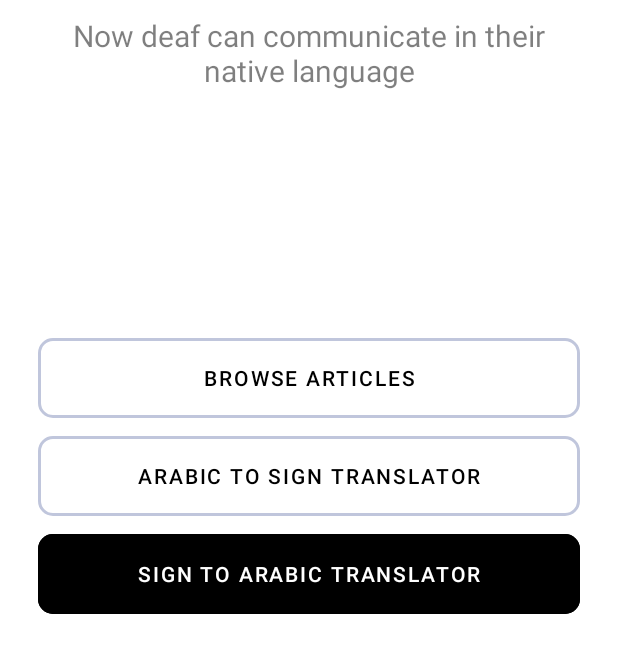
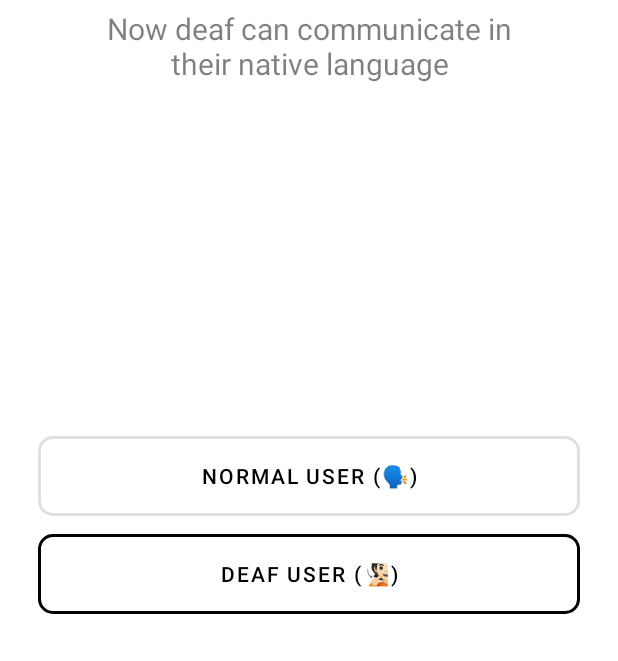
Before and after one commit to typ-AhmedSleem/HandTalk, an Android app: the screen it shows after launch (WelcomeActivity), on a phone screen of 412 x 824 dp, the part 575-1236 px from its top. Run offline under Robolectric (Android 15) with nearby library versions, the phone set to English and light mode, and no system bars.

Commit message:
impr: implemented normal or deaf UI and made some improvements in code

```diff
--- a/app/src/main/AndroidManifest.xml
+++ b/app/src/main/AndroidManifest.xml
@@ -38,10 +38,6 @@
             android:exported="true" />
 
         <activity
-            android:name=".ui.activities.HomeActivity"
-            android:exported="true" />
-
-        <activity
             android:name=".ui.a2s.Arabic2SignTranslationHistoryActivity"
             android:exported="true" />
 
--- a/app/src/main/java/com/typ/handtalk/ui/activities/WelcomeActivity.kt
+++ b/app/src/main/java/com/typ/handtalk/ui/activities/WelcomeActivity.kt
@@ -2,8 +2,12 @@ package com.typ.handtalk.ui.activities
 
 import android.content.Intent
 import android.os.Bundle
+import android.view.View
+import androidx.activity.OnBackPressedCallback
 import androidx.appcompat.app.AppCompatActivity
 import androidx.appcompat.app.AppCompatDelegate
+import androidx.core.content.res.ResourcesCompat
+import com.typ.handtalk.R
 import com.typ.handtalk.core.perms.PermissionHelper
 import com.typ.handtalk.core.perms.RequestRequiredPermissionsContract
 import com.typ.handtalk.databinding.ActivityWelcomeBinding
@@ -11,6 +15,18 @@ import com.typ.handtalk.ui.a2s.Arabic2SignTranslationHistoryActivity
 import com.typ.handtalk.ui.articles.ArticlesActivity
 
 class WelcomeActivity : AppCompatActivity() {
+
+    private lateinit var binding: ActivityWelcomeBinding
+    private var isShowingNormalLayout = false
+
+    private val onBackPressedCallback = object : OnBackPressedCallback(true) {
+        override fun handleOnBackPressed() {
+            if (isShowingNormalLayout) {
+                isShowingNormalLayout = false
+                showNormalOrDeafLayout()
+            }
+        }
+    }
 
     override fun onCreate(savedInstanceState: Bundle?) {
         AppCompatDelegate.setDefaultNightMode(AppCompatDelegate.MODE_NIGHT_NO)
@@ -20,10 +36,13 @@ class WelcomeActivity : AppCompatActivity() {
         val reqPermsLauncher = registerForActivityResult(RequestRequiredPermissionsContract()) {
             if (it) startActivity(Intent(this, LiveSignTranslatorActivity::class.java))
         }
-        with(ActivityWelcomeBinding.inflate(layoutInflater)) {
+        // * Init UI
+        binding = ActivityWelcomeBinding.inflate(layoutInflater)
+        with(binding) {
             setContentView(root)
+            showNormalOrDeafLayout()
             // * Init click listeners
-            btnStartApp.setOnClickListener {
+            btnSign2Arabic.setOnClickListener {
                 if (PermissionHelper.requiredPermissionsGranted(this@WelcomeActivity)) {
                     startActivity(Intent(this@WelcomeActivity, LiveSignTranslatorActivity::class.java))
                     return@setOnClickListener
@@ -31,12 +50,52 @@ class WelcomeActivity : AppCompatActivity() {
                 reqPermsLauncher.launch(Unit)
             }
             btnArabic2Sign.setOnClickListener {
-                startActivity(Intent(this@WelcomeActivity, Arabic2SignTranslationHistoryActivity::class.java))
+                if (isShowingNormalLayout) {
+                    startActivity(Intent(this@WelcomeActivity, Arabic2SignTranslationHistoryActivity::class.java))
+                } else {
+                    binding.btnArticles.visibility = View.VISIBLE
+                    binding.btnArabic2Sign.setText(R.string.a2s_translator)
+                    binding.btnSign2Arabic.apply {
+                        setText(R.string.sign_to_arabic_translator)
+                        setTextColor(ResourcesCompat.getColor(resources, R.color.colorOnPrimary, null))
+                        setBackgroundColor(ResourcesCompat.getColor(resources, R.color.colorPrimary, null))
+                    }
+                    isShowingNormalLayout = true
+                }
             }
             btnArticles.setOnClickListener {
                 startActivity(Intent(this@WelcomeActivity, ArticlesActivity::class.java))
             }
         }
+
+        // Register on-back-pressed callback
+        onBackPressedDispatcher.addCallback(onBackPressedCallback)
+    }
+
+    private fun showNormalOrDeafLayout() {
+        binding.btnArticles.visibility = View.INVISIBLE
+        binding.btnSign2Arabic.apply {
+            setText(R.string.deaf_user)
+            setTextColor(ResourcesCompat.getColor(resources, R.color.colorPrimary, null))
+            setBackgroundColor(ResourcesCompat.getColor(resources, R.color.colorParent, null))
+        }
+        binding.btnArabic2Sign.setText(R.string.normal_user)
+        isShowingNormalLayout = false
+    }
+
+    override fun onResume() {
+        super.onResume()
+        onBackPressedDispatcher.addCallback(onBackPressedCallback)
+    }
+
+    override fun onPause() {
+        super.onPause()
+        onBackPressedCallback.remove()
+    }
+
+    override fun onDestroy() {
+        super.onDestroy()
+        onBackPressedCallback.remove()
     }
 
 }
--- a/app/src/main/res/layout/activity_welcome.xml
+++ b/app/src/main/res/layout/activity_welcome.xml
@@ -12,8 +12,8 @@
         android:gravity="center"
         android:text="@string/welcome_to_handtalk"
         android:textColor="@color/colorTextTitle"
-        android:layout_marginEnd="20dp"
-        android:layout_marginStart="20dp"
+        android:layout_marginStart="10dp"
+        android:layout_marginEnd="10dp"
         android:textSize="32sp"
         android:textStyle="bold"
         android:layout_marginBottom="100dp"
@@ -25,10 +25,10 @@
         android:id="@+id/_t2"
         android:layout_width="match_parent"
         android:layout_height="wrap_content"
-        android:layout_marginTop="10dp"
+        android:layout_marginStart="50dp"
         android:text="@string/handtalk_goal_desc"
-        android:layout_marginEnd="25dp"
-        android:layout_marginStart="25dp"
+        android:layout_marginTop="5dp"
+        android:layout_marginEnd="50dp"
         android:gravity="center"
         android:textSize="20sp"
         android:textColor="@color/colorTextSubtitle"
@@ -37,12 +37,12 @@
     <com.google.android.material.button.MaterialButton
         android:id="@+id/btn_articles"
         style="@style/OutlinedMaterialButtonStyle"
+        android:text="@string/browse_articles"
         android:layout_width="match_parent"
-        app:strokeColor="@color/material_dynamic_secondary80"
         android:layout_height="@dimen/defaultButtonHeight"
         android:layout_marginStart="25dp"
         android:layout_marginEnd="25dp"
-        android:text="Browse articles"
+        app:rippleColor="@color/rippleForColorPrimary"
         app:cornerRadius="@dimen/defaultButtonCornerRadius"
         app:layout_constraintBottom_toTopOf="@id/btn_arabic_2_sign"
         app:strokeWidth="2dp" />
@@ -53,24 +53,25 @@
         android:layout_width="match_parent"
         android:layout_height="@dimen/defaultButtonHeight"
         android:layout_marginStart="25dp"
-        app:strokeColor="@color/material_dynamic_secondary80"
         android:layout_marginEnd="25dp"
-        android:text="Arabic to Sign Translator"
+        android:text="@string/a2s_translator"
         app:cornerRadius="@dimen/defaultButtonCornerRadius"
-        app:layout_constraintBottom_toTopOf="@id/btn_start_app"
+        app:layout_constraintBottom_toTopOf="@id/btn_sign_2_arabic"
+        app:rippleColor="@color/rippleForColorPrimary"
         app:strokeWidth="2dp" />
 
     <com.google.android.material.button.MaterialButton
-        android:id="@+id/btn_start_app"
+        android:id="@+id/btn_sign_2_arabic"
         style="@style/DefaultMaterialButtonStyle"
         android:layout_width="match_parent"
         android:layout_height="@dimen/defaultButtonHeight"
         android:layout_marginStart="25dp"
         android:layout_marginEnd="25dp"
         android:layout_marginBottom="25dp"
-        android:text="Sign to Arabic Translator"
+        android:text="@string/sign_to_arabic_translator"
         app:strokeColor="@color/colorPrimary"
         app:cornerRadius="@dimen/defaultButtonCornerRadius"
+        app:rippleColor="@color/rippleForColorPrimary"
         app:layout_constraintBottom_toBottomOf="parent"
         app:strokeWidth="2dp" />
 
--- a/app/src/main/res/values/strings.xml
+++ b/app/src/main/res/values/strings.xml
@@ -86,5 +86,11 @@
     <string name="translation_has_missing_words">"Sentence translated and has missing words. Check the RED words again "</string>
     <string name="articles">مواضيع توعوية</string>
     <string name="stop_translating">Stop translating</string>
+    <string name="camera_perm_required">S2A: Camera permission is required to continue.</string>
+    <string name="browse_articles">Browse articles</string>
+    <string name="a2s_translator">Arabic to Sign Translator</string>
+    <string name="sign_to_arabic_translator">Sign to Arabic Translator</string>
+    <string name="normal_user">Normal user (🗣️)</string>
+    <string name="deaf_user">Deaf user (🧏🏻)</string>
 
 </resources>
```
Also changed, not shown: app/src/main/java/com/typ/handtalk/ui/activities/HomeActivity.kt (deleted, +0 -12 lines), app/src/main/java/com/typ/handtalk/ui/activities/LiveSignTranslatorActivity.kt (+2 -6 lines), app/src/main/res/layout/activity_home.xml (deleted, +0 -66 lines), app/src/main/res/layout/activity_sign_to_text_translator.xml (+6 -5 lines).
